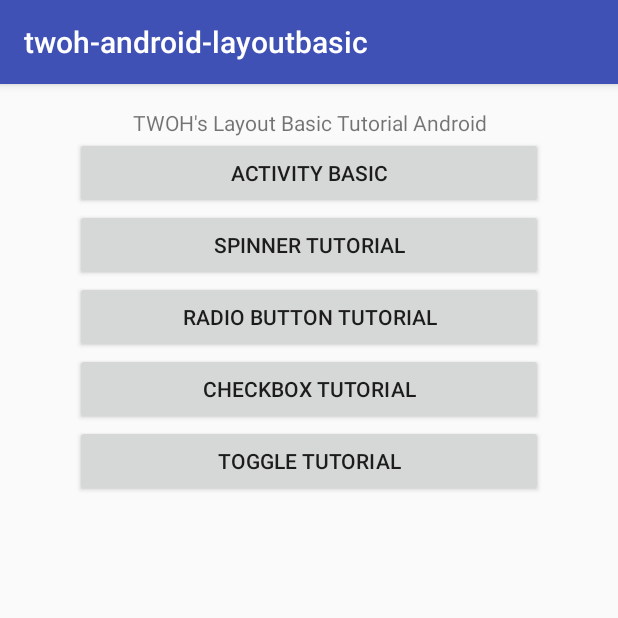
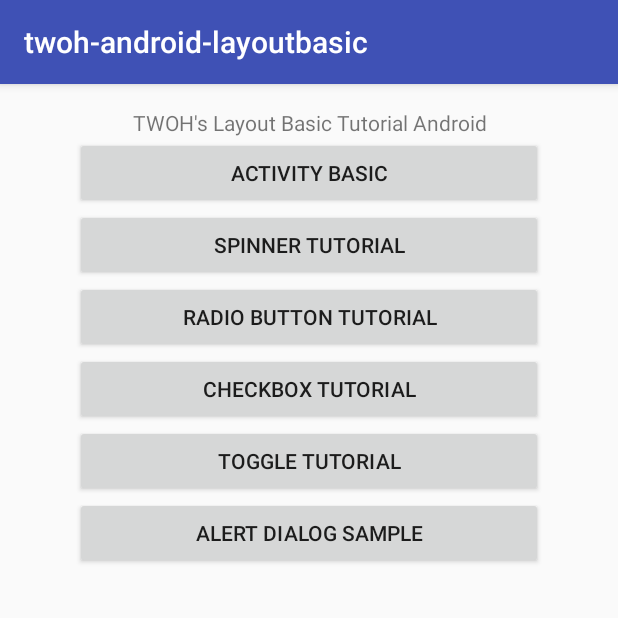
Before and after one commit to twoh/twoh-android-layout-basic, an Android app: the screen it shows after launch (MainActivity), on a phone screen of 412 x 824 dp, the top half of it. Run offline under Robolectric (Android 15) with nearby library versions, the phone set to English and light mode, and no system bars.

Commit message:
add alert dialog tutorial

```diff
--- a/src/main/AndroidManifest.xml
+++ b/src/main/AndroidManifest.xml
@@ -21,6 +21,7 @@
         <activity android:name=".TWOHLayoutToggle"/>
         <activity android:name=".TWOHActivityConcept"/>
         <activity android:name=".TWOHActivityConcept2"/>
+        <activity android:name=".TWOHAlertDialog"/>
     </application>
 
 </manifest>
--- a/src/main/java/id/web/twoh/twoh_android_layoutbasic/MainActivity.java
+++ b/src/main/java/id/web/twoh/twoh_android_layoutbasic/MainActivity.java
@@ -52,5 +52,13 @@ public class MainActivity extends AppCompatActivity {
                 startActivity(new Intent(MainActivity.this, TWOHActivityConcept.class));
             }
         });
+
+        Button btAlertDialog = (Button) findViewById(R.id.bt_alertdialog);
+        btAlertDialog.setOnClickListener(new View.OnClickListener() {
+            @Override
+            public void onClick(View view) {
+                startActivity(new Intent(MainActivity.this, TWOHAlertDialog.class));
+            }
+        });
     }
 }
--- a/src/main/res/layout/activity_main.xml
+++ b/src/main/res/layout/activity_main.xml
@@ -44,4 +44,10 @@
         android:text="Toggle Tutorial"
         android:layout_width="match_parent"
         android:layout_height="wrap_content" />
+    <Button
+        android:id="@+id/bt_alertdialog"
+        android:text="Alert Dialog Sample"
+        android:layout_width="match_parent"
+        android:layout_height="wrap_content" />
+
 </LinearLayout>
```
Also changed, not shown: src/main/java/id/web/twoh/twoh_android_layoutbasic/TWOHAlertDialog.java (added, +72 -0 lines), src/main/res/layout/activity_alertdialog.xml (added, +14 -0 lines), 1 other file.
